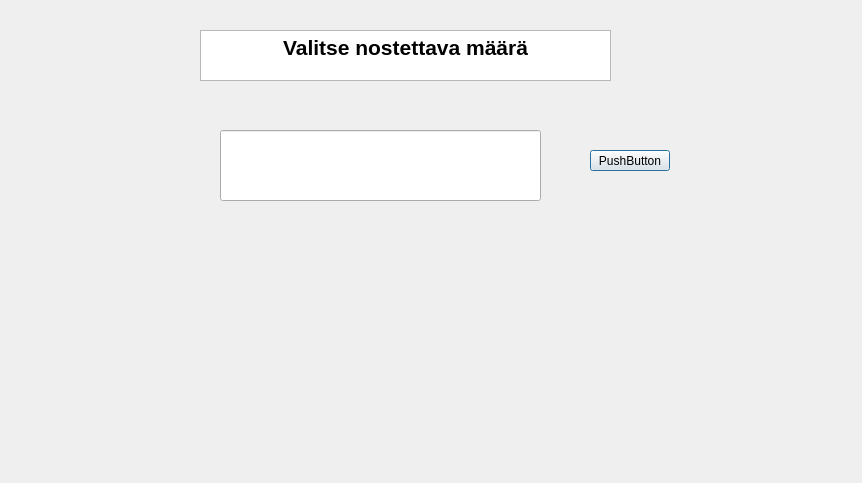
Before: the Qt Designer form bankautomat/muusummanosto.ui in tvt21kmo-bank-project/group_6, drawn with Qt 5.
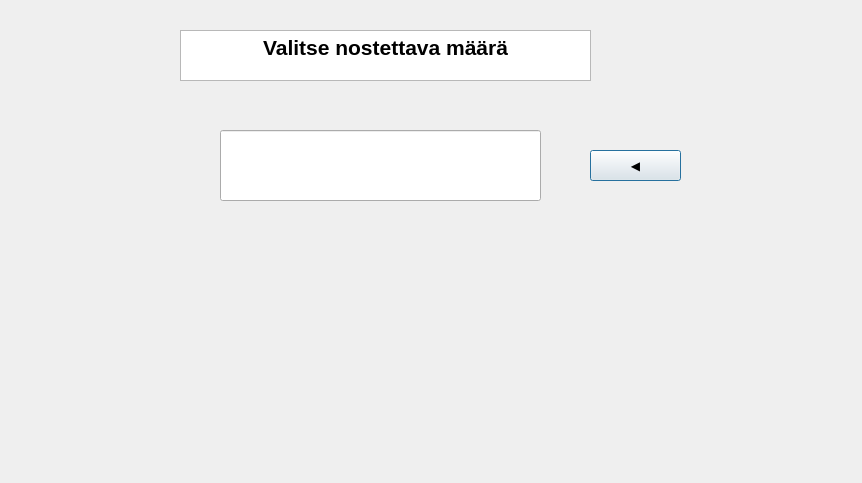
After: the same form once the commit is applied.

Patch:
```diff
--- a/bankautomat/muusummanosto.ui
+++ b/bankautomat/muusummanosto.ui
@@ -26,7 +26,7 @@
   <widget class="QTextBrowser" name="textBrowser">
    <property name="geometry">
     <rect>
-     <x>200</x>
+     <x>180</x>
      <y>30</y>
      <width>411</width>
      <height>51</height>
@@ -34,10 +34,10 @@
    </property>
    <property name="html">
     <string>&lt;!DOCTYPE HTML PUBLIC &quot;-//W3C//DTD HTML 4.0//EN&quot; &quot;http://www.w3.org/TR/REC-html40/strict.dtd&quot;&gt;
-&lt;html&gt;&lt;head&gt;&lt;meta name=&quot;qrichtext&quot; content=&quot;1&quot; /&gt;&lt;style type=&quot;text/css&quot;&gt;
+&lt;html&gt;&lt;head&gt;&lt;meta name=&quot;qrichtext&quot; content=&quot;1&quot; /&gt;&lt;meta charset=&quot;utf-8&quot; /&gt;&lt;style type=&quot;text/css&quot;&gt;
 p, li { white-space: pre-wrap; }
-&lt;/style&gt;&lt;/head&gt;&lt;body style=&quot; font-family:'MS Shell Dlg 2'; font-size:8.25pt; font-weight:400; font-style:normal;&quot;&gt;
-&lt;p align=&quot;center&quot; style=&quot; margin-top:0px; margin-bottom:0px; margin-left:0px; margin-right:0px; -qt-block-indent:0; text-indent:0px;&quot;&gt;&lt;span style=&quot; font-size:16pt; font-weight:600;&quot;&gt;Valitse nostettava määrä&lt;/span&gt;&lt;/p&gt;&lt;/body&gt;&lt;/html&gt;</string>
+&lt;/style&gt;&lt;/head&gt;&lt;body style=&quot; font-family:'.AppleSystemUIFont'; font-size:13pt; font-weight:400; font-style:normal;&quot;&gt;
+&lt;p align=&quot;center&quot; style=&quot; margin-top:0px; margin-bottom:0px; margin-left:0px; margin-right:0px; -qt-block-indent:0; text-indent:0px;&quot;&gt;&lt;span style=&quot; font-family:'MS Shell Dlg 2'; font-size:16pt; font-weight:600;&quot;&gt;Valitse nostettava määrä&lt;/span&gt;&lt;/p&gt;&lt;/body&gt;&lt;/html&gt;</string>
    </property>
   </widget>
   <widget class="QPushButton" name="pushButton_MuuSummaNosto">
@@ -45,12 +45,12 @@
     <rect>
      <x>590</x>
      <y>150</y>
-     <width>80</width>
-     <height>21</height>
+     <width>91</width>
+     <height>31</height>
     </rect>
    </property>
    <property name="text">
-    <string>PushButton</string>
+    <string>◀️</string>
    </property>
   </widget>
   <widget class="QLabel" name="label_MuuNosto">
```
